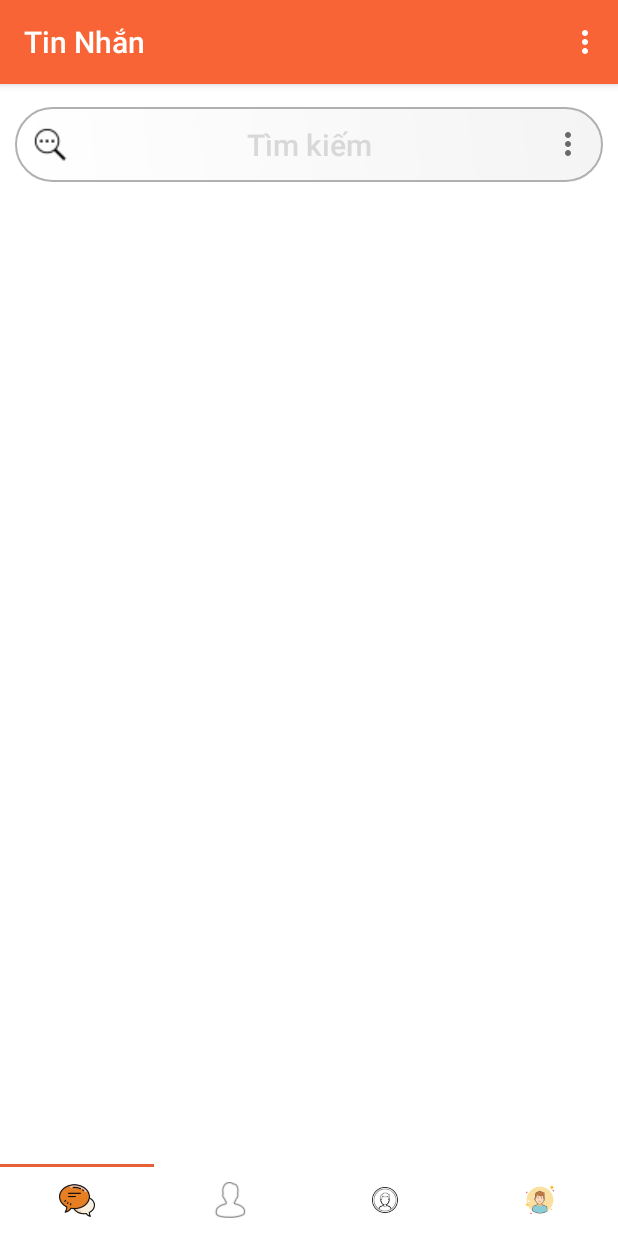
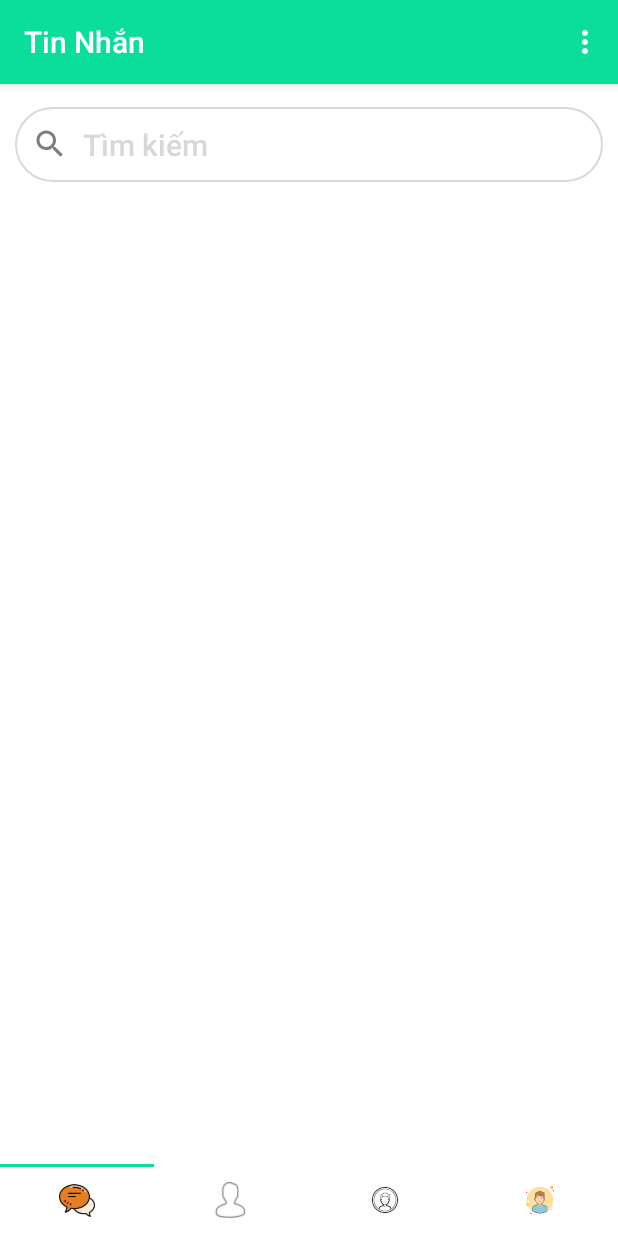
Before and after one commit to HoangNam3202/DuAn1, an Android app: the screen it shows after launch (MainActivity), on a phone screen of 412 x 824 dp. Run offline under Robolectric (Android 15) with nearby library versions, the phone set to English and light mode, and no system bars.

Commit message:
doi mau layout

```diff
--- a/app/src/main/java/com/example/tinnhn/MainActivity.java
+++ b/app/src/main/java/com/example/tinnhn/MainActivity.java
@@ -4,6 +4,7 @@ import android.content.DialogInterface;
 import android.content.Intent;
 import android.content.SharedPreferences;
 import android.database.Cursor;
+import android.graphics.PorterDuff;
 import android.os.Build;
 import android.os.Bundle;
 
@@ -40,15 +41,17 @@ public class MainActivity extends AppCompatActivity {
         super.onCreate(savedInstanceState);
         setContentView(R.layout.activity_main);
         getWindow().setFlags(WindowManager.LayoutParams.FLAG_FULLSCREEN, WindowManager.LayoutParams.FLAG_FULLSCREEN);
-        SectionsPagerAdapter sectionsPagerAdapter = new SectionsPagerAdapter(this, getSupportFragmentManager());
+        SectionsPagerAdapter sectionsPagerAdapter = new SectionsPagerAdapter(MainActivity.this, getSupportFragmentManager());
         ViewPager viewPager = findViewById(R.id.view_pager);
         viewPager.setAdapter(sectionsPagerAdapter);
-        TabLayout tabs = findViewById(R.id.tabs);
+        final TabLayout tabs = findViewById(R.id.tabs);
         tabs.setupWithViewPager(viewPager);
         tabs.getTabAt(0).setIcon(R.drawable.message);
         tabs.getTabAt(1).setIcon(R.drawable.user_icon);
         tabs.getTabAt(2).setIcon(R.drawable.userdanhba);
         tabs.getTabAt(3).setIcon(R.drawable.user);
+
+
     }
 
     @Override
@@ -77,4 +80,5 @@ public class MainActivity extends AppCompatActivity {
         }
         return super.onOptionsItemSelected(item);
     }
+
 }
--- a/app/src/main/res/drawable/gradient_bg.xml
+++ b/app/src/main/res/drawable/gradient_bg.xml
@@ -3,12 +3,12 @@
 
     <gradient
         android:angle="45"
-        android:endColor="#F4F4F4"
+        android:endColor="#FFFFFF"
         android:startColor="#FFFFFF"
         android:type="linear" />
     <stroke
         android:width="1dp"
-        android:color="#B1AFAF"
+        android:color="#DAD8D8"
         >
 
     </stroke>
--- /dev/null
+++ b/app/src/main/res/drawable/ic_baseline_search_24.xml
@@ -0,0 +1,5 @@
+<vector android:alpha="0.85" android:height="24dp"
+    android:tint="?attr/colorControlNormal" android:viewportHeight="24"
+    android:viewportWidth="24" android:width="24dp" xmlns:android="http://schemas.android.com/apk/res/android">
+    <path android:fillColor="@android:color/white" android:pathData="M15.5,14h-0.79l-0.28,-0.27C15.41,12.59 16,11.11 16,9.5 16,5.91 13.09,3 9.5,3S3,5.91 3,9.5 5.91,16 9.5,16c1.61,0 3.09,-0.59 4.23,-1.57l0.27,0.28v0.79l5,4.99L20.49,19l-4.99,-5zM9.5,14C7.01,14 5,11.99 5,9.5S7.01,5 9.5,5 14,7.01 14,9.5 11.99,14 9.5,14z"/>
+</vector>
--- a/app/src/main/res/layout/activity_main.xml
+++ b/app/src/main/res/layout/activity_main.xml
@@ -34,10 +34,11 @@
         android:background="#fff"
         app:layout_anchor="@+id/view_pager"
         app:layout_anchorGravity="bottom|center"
-        app:tabIndicatorColor="#E86035"
-        app:tabSelectedTextColor="#E86035"
+        app:tabIndicatorColor="#0BDE9B"
+        app:tabSelectedTextColor="#E8E535"
         app:tabTextColor="#9C9C9C"
         app:tabMode="fixed"
         app:tabIndicatorGravity="top"
+
         />
 </androidx.coordinatorlayout.widget.CoordinatorLayout>
--- a/app/src/main/res/layout/fragment_main.xml
+++ b/app/src/main/res/layout/fragment_main.xml
@@ -15,14 +15,14 @@
         android:layout_marginTop="15dp"
         android:layout_marginRight="10dp"
         android:background="@drawable/gradient_bg"
-        android:drawableLeft="@drawable/search"
-        android:drawableRight="@drawable/ic_baseline_more_vert_24"
-        android:gravity="center"
+        android:drawableLeft="@drawable/ic_baseline_search_24"
+        android:drawablePadding="10dp"
         android:hint="Tìm kiếm"
         android:minHeight="?actionBarSize"
         android:padding="11dp"
+        android:textStyle="normal"
         android:textAppearance="@style/TextAppearance.Widget.AppCompat.Toolbar.Title"
-        android:textColor="#000"
+        android:textColor="#555454"
         android:textColorHint="#D8D8D8" />
 
     <ListView
--- a/app/src/main/res/values/colors.xml
+++ b/app/src/main/res/values/colors.xml
@@ -3,4 +3,5 @@
     <color name="colorPrimary">#6200EE</color>
     <color name="colorPrimaryDark">#3700B3</color>
     <color name="colorAccent">#03DAC5</color>
+    <color name="colorItem">#7A7A78</color>
 </resources>
--- a/app/src/main/res/values/styles.xml
+++ b/app/src/main/res/values/styles.xml
@@ -9,8 +9,8 @@
 
     <style name="TinNhanMoi" parent="Theme.AppCompat.Light.DarkActionBar">
         <!-- Customize your theme here. -->
-        <item name="colorPrimary">#F86436</item>
-        <item name="colorPrimaryDark">#F3A289</item>
+        <item name="colorPrimary">#0BDE9B</item>
+        <item name="colorPrimaryDark">#CDC579</item>
         <item name="colorAccent">@color/colorAccent</item>
     </style>
 
```
